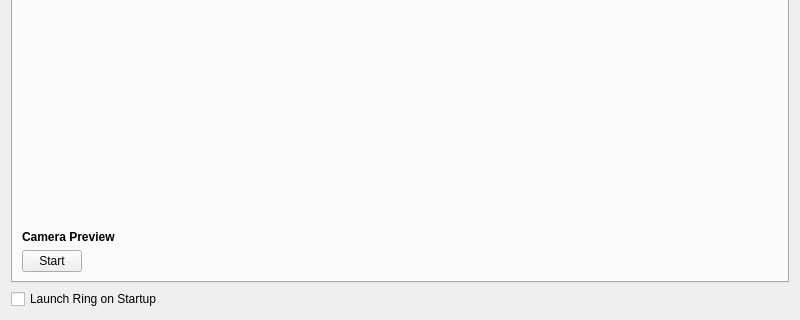
Before: the Qt Designer form configurationwidget.ui in savoirfairelinux/jami-client-windows, drawn with Qt 5; both pictures show x 0 to 800 and y 218 to 538 of the 800 by 538 pixel window.
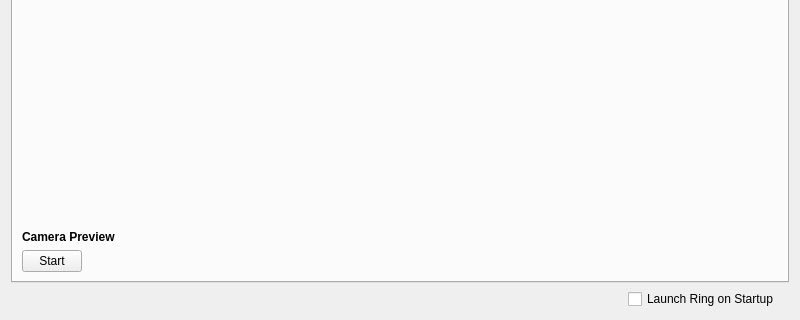
After: the same form once the commit is applied. Icons and pictures are not drawn. Custom widgets are drawn as their Qt base class.

```diff
--- a/configurationwidget.ui
+++ b/configurationwidget.ui
@@ -224,6 +224,14 @@
     </widget>
    </item>
    <item>
+    <layout class="QHBoxLayout" name="horizontalLayout">
+     <property name="topMargin">
+      <number>0</number>
+     </property>
+     <property name="rightMargin">
+      <number>10</number>
+     </property>
+     <item alignment="Qt::AlignRight">
     <widget class="QCheckBox" name="startupBox">
      <property name="layoutDirection">
       <enum>Qt::LeftToRight</enum>
@@ -232,6 +240,8 @@
       <string>Launch Ring on Startup</string>
      </property>
     </widget>
+     </item>
+    </layout>
    </item>
   </layout>
  </widget>
```
Lines whose indentation alone changed are shown as unchanged.
